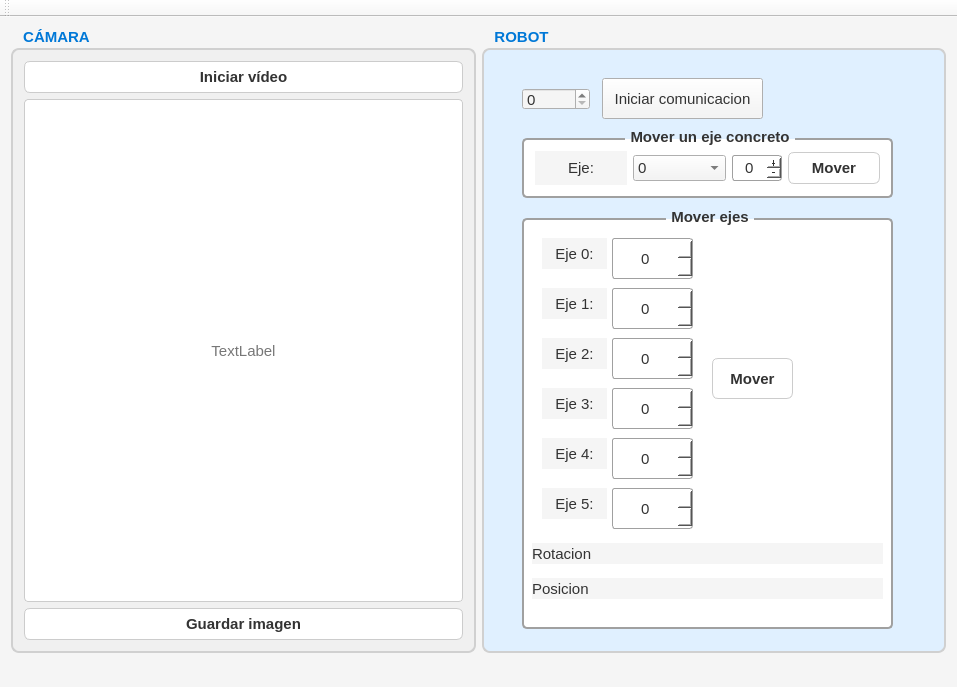
This is interfaz_robot/interfaz_robot.ui in AidaM00/interfaz_robot as Qt 5 draws it before an edit. The edited form follows.
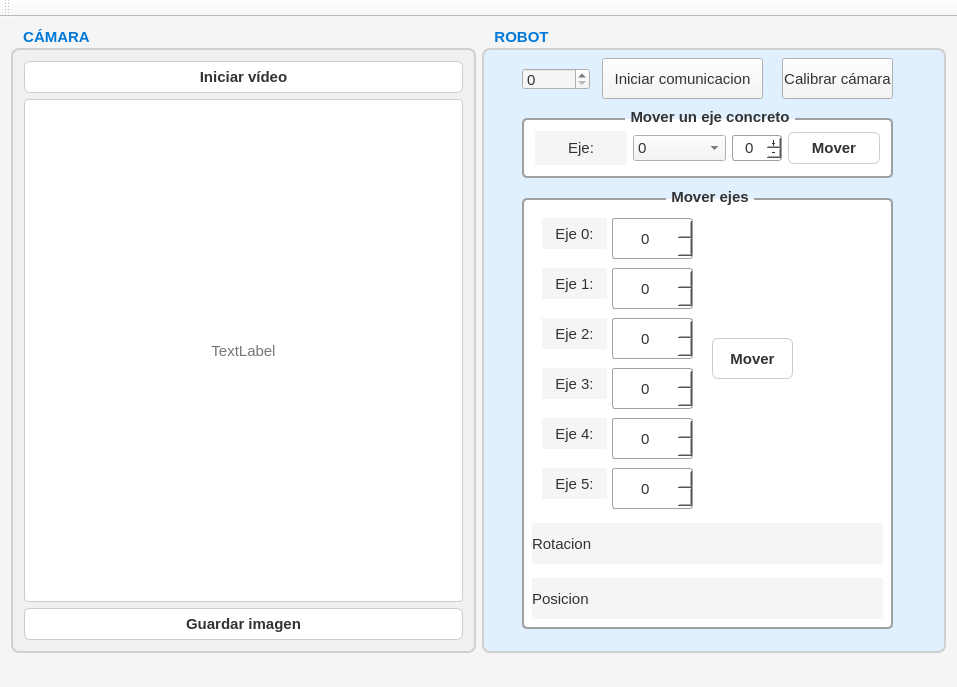
This is the edited form.

```diff
--- a/interfaz_robot/interfaz_robot.ui
+++ b/interfaz_robot/interfaz_robot.ui
@@ -211,7 +211,7 @@
        <property name="geometry">
         <rect>
          <x>40</x>
-         <y>100</y>
+         <y>80</y>
          <width>371</width>
          <height>70</height>
         </rect>
@@ -382,9 +382,9 @@
        <property name="geometry">
         <rect>
          <x>40</x>
-         <y>180</y>
+         <y>160</y>
          <width>371</width>
-         <height>421</height>
+         <height>441</height>
         </rect>
        </property>
        <property name="styleSheet">
@@ -698,7 +698,7 @@
           <x>10</x>
           <y>335</y>
           <width>351</width>
-          <height>21</height>
+          <height>41</height>
          </rect>
         </property>
         <property name="text">
@@ -709,9 +709,9 @@
         <property name="geometry">
          <rect>
           <x>10</x>
-          <y>370</y>
+          <y>390</y>
           <width>351</width>
-          <height>21</height>
+          <height>41</height>
          </rect>
         </property>
         <property name="text">
@@ -723,7 +723,7 @@
        <property name="geometry">
         <rect>
          <x>40</x>
-         <y>60</y>
+         <y>40</y>
          <width>68</width>
          <height>22</height>
         </rect>
@@ -733,7 +733,7 @@
        <property name="geometry">
         <rect>
          <x>120</x>
-         <y>50</y>
+         <y>30</y>
          <width>161</width>
          <height>41</height>
         </rect>
@@ -742,6 +742,19 @@
         <string>Iniciar comunicacion</string>
        </property>
       </widget>
+      <widget class="QPushButton" name="btnCalibrar">
+       <property name="geometry">
+        <rect>
+         <x>300</x>
+         <y>30</y>
+         <width>111</width>
+         <height>41</height>
+        </rect>
+       </property>
+       <property name="text">
+        <string>Calibrar cámara</string>
+       </property>
+      </widget>
      </widget>
     </item>
    </layout>
```
